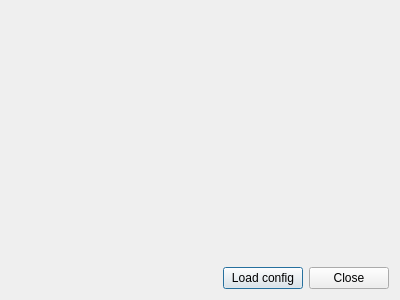
Before: the Qt Designer form PI/findcamera.ui in gaporf/diploma-2, drawn with Qt 5.
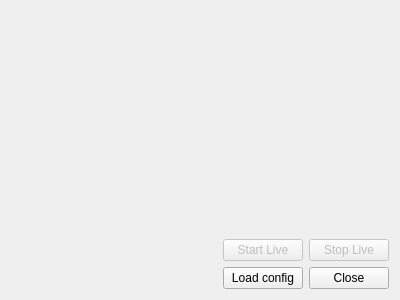
After: the same form once the commit is applied.

What changed in the file:
```diff
--- a/PI/findcamera.ui
+++ b/PI/findcamera.ui
@@ -30,6 +30,43 @@
    <item>
     <layout class="QHBoxLayout" name="horizontalLayout"/>
    </item>
+   <item>
+    <layout class="QHBoxLayout" name="horizontalLayout_3">
+     <item>
+      <spacer name="horizontalSpacer_2">
+       <property name="orientation">
+        <enum>Qt::Horizontal</enum>
+       </property>
+       <property name="sizeHint" stdset="0">
+        <size>
+         <width>40</width>
+         <height>20</height>
+        </size>
+       </property>
+      </spacer>
+     </item>
+     <item>
+      <widget class="QPushButton" name="startLiveButton">
+       <property name="enabled">
+        <bool>false</bool>
+       </property>
+       <property name="text">
+        <string>Start Live</string>
+       </property>
+      </widget>
+     </item>
+     <item>
+      <widget class="QPushButton" name="stopButtonLive">
+       <property name="enabled">
+        <bool>false</bool>
+       </property>
+       <property name="text">
+        <string>Stop Live</string>
+       </property>
+      </widget>
+     </item>
+    </layout>
+   </item>
    <item>
     <layout class="QHBoxLayout" name="horizontalLayout_2">
      <item>
```
Left out of the diff: 7 changed lines with no effect on the pictures.
